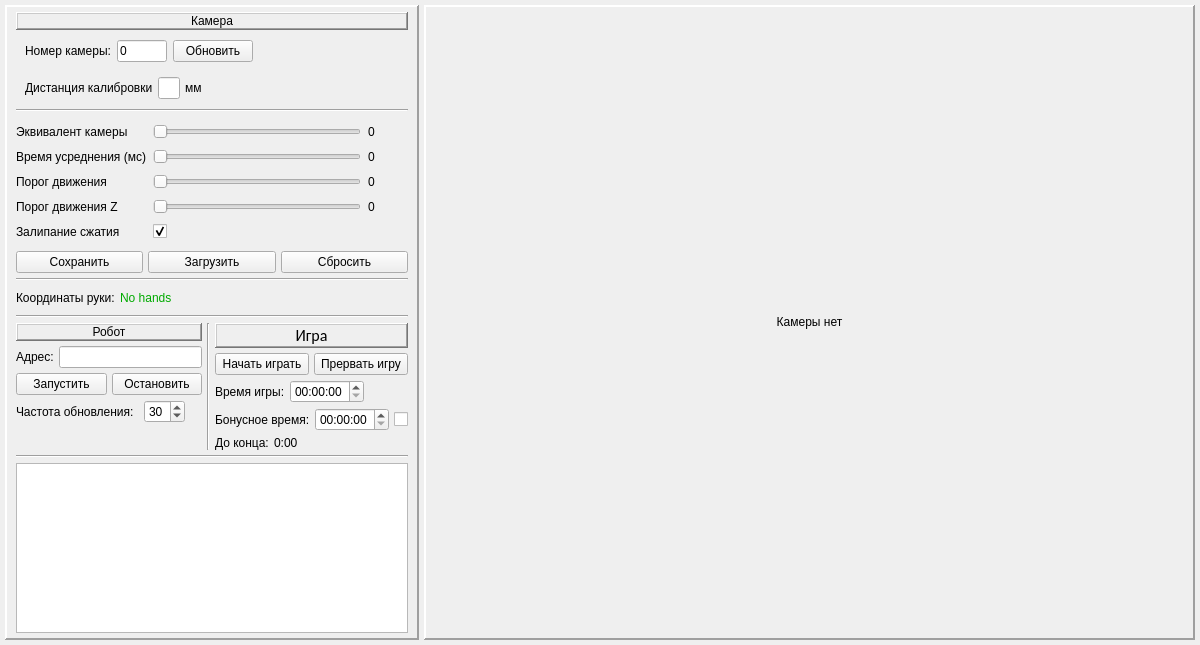
KirillHit/HandTracker, file py/HapHapch/Qt/PyQtWindow.ui: the form before one commit.
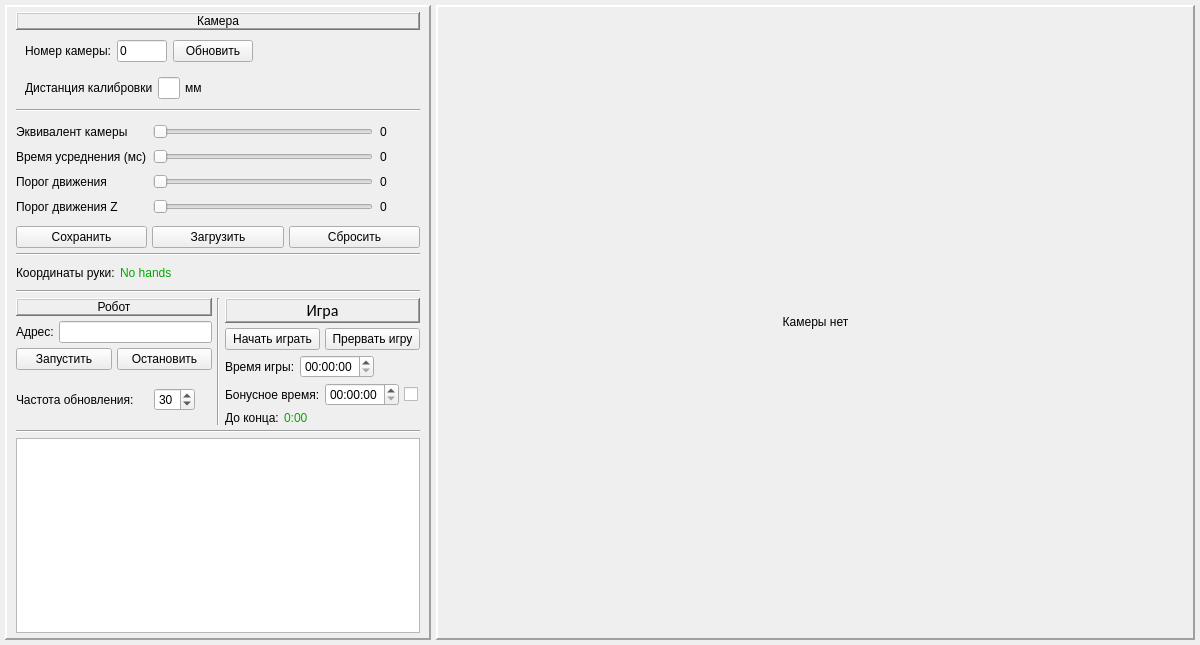
The form after the commit.

What changed in the file:
```diff
--- a/py/HapHapch/Qt/PyQtWindow.ui
+++ b/py/HapHapch/Qt/PyQtWindow.ui
@@ -41,7 +41,7 @@
       <item>
        <widget class="QFrame" name="frame">
         <property name="sizePolicy">
-         <sizepolicy hsizetype="Maximum" vsizetype="Preferred">
+         <sizepolicy hsizetype="Preferred" vsizetype="Preferred">
           <horstretch>0</horstretch>
           <verstretch>0</verstretch>
          </sizepolicy>
@@ -54,7 +54,7 @@
         </property>
         <property name="maximumSize">
          <size>
-          <width>16777215</width>
+          <width>600</width>
           <height>16777215</height>
          </size>
         </property>
@@ -283,7 +283,7 @@
           </widget>
          </item>
          <item>
-          <layout class="QGridLayout" name="gridLayout_4" columnstretch="1,10,0">
+          <layout class="QGridLayout" name="gridLayout_4" columnstretch="0,0,0">
            <property name="topMargin">
             <number>7</number>
            </property>
@@ -312,38 +312,19 @@
              </property>
             </widget>
            </item>
-           <item row="1" column="1">
-            <widget class="QSlider" name="TimeApprox">
+           <item row="2" column="1">
+            <widget class="QSlider" name="FixedParam">
              <property name="maximum">
-              <number>2000</number>
+              <number>20</number>
              </property>
              <property name="pageStep">
               <number>1</number>
              </property>
-             <property name="value">
-              <number>0</number>
-             </property>
              <property name="orientation">
               <enum>Qt::Horizontal</enum>
              </property>
             </widget>
            </item>
-           <item row="1" column="2">
-            <widget class="QLabel" name="Lab_TimeApprox">
-             <property name="sizePolicy">
-              <sizepolicy hsizetype="Fixed" vsizetype="Preferred">
-               <horstretch>0</horstretch>
-               <verstretch>0</verstretch>
-              </sizepolicy>
-             </property>
-             <property name="text">
-              <string>0</string>
-             </property>
-             <property name="margin">
-              <number>3</number>
-             </property>
-            </widget>
-           </item>
            <item row="3" column="0">
             <widget class="QLabel" name="label_8">
              <property name="text">
@@ -351,14 +332,17 @@
              </property>
             </widget>
            </item>
-           <item row="2" column="1">
-            <widget class="QSlider" name="FixedParam">
+           <item row="1" column="1">
+            <widget class="QSlider" name="TimeApprox">
              <property name="maximum">
-              <number>20</number>
+              <number>2000</number>
              </property>
              <property name="pageStep">
               <number>1</number>
              </property>
+             <property name="value">
+              <number>0</number>
+             </property>
              <property name="orientation">
               <enum>Qt::Horizontal</enum>
              </property>
@@ -380,6 +364,44 @@
              </property>
             </widget>
            </item>
+           <item row="1" column="2">
+            <widget class="QLabel" name="Lab_TimeApprox">
+             <property name="sizePolicy">
+              <sizepolicy hsizetype="Fixed" vsizetype="Preferred">
+               <horstretch>0</horstretch>
+               <verstretch>0</verstretch>
+              </sizepolicy>
+             </property>
+             <property name="text">
+              <string>0</string>
+             </property>
+             <property name="margin">
+              <number>3</number>
+             </property>
+            </widget>
+           </item>
+           <item row="0" column="2">
+            <widget class="QLabel" name="Lab_CalibCam">
+             <property name="sizePolicy">
+              <sizepolicy hsizetype="Fixed" vsizetype="Preferred">
+               <horstretch>0</horstretch>
+               <verstretch>0</verstretch>
+              </sizepolicy>
+             </property>
+             <property name="minimumSize">
+              <size>
+               <width>40</width>
+               <height>0</height>
+              </size>
+             </property>
+             <property name="text">
+              <string extracomment="3324243">0</string>
+             </property>
+             <property name="margin">
+              <number>3</number>
+             </property>
+            </widget>
+           </item>
            <item row="1" column="0">
             <widget class="QLabel" name="label_6">
              <property name="text">
@@ -416,28 +438,6 @@
              </property>
             </widget>
            </item>
-           <item row="0" column="2">
-            <widget class="QLabel" name="Lab_CalibCam">
-             <property name="sizePolicy">
-              <sizepolicy hsizetype="Fixed" vsizetype="Preferred">
-               <horstretch>0</horstretch>
-               <verstretch>0</verstretch>
-              </sizepolicy>
-             </property>
-             <property name="minimumSize">
-              <size>
-               <width>40</width>
-               <height>0</height>
-              </size>
-             </property>
-             <property name="text">
-              <string extracomment="3324243">0</string>
-             </property>
-             <property name="margin">
-              <number>3</number>
-             </property>
-            </widget>
-           </item>
            <item row="2" column="0">
             <widget class="QLabel" name="label_7">
              <property name="text">
@@ -452,26 +452,6 @@
              </property>
             </widget>
            </item>
-           <item row="4" column="0">
-            <widget class="QLabel" name="label_16">
-             <property name="text">
-              <string>Залипание сжатия</string>
-             </property>
-            </widget>
-           </item>
-           <item row="4" column="1">
-            <widget class="QCheckBox" name="CompressBox">
-             <property name="text">
-              <string/>
-             </property>
-             <property name="checked">
-              <bool>true</bool>
-             </property>
-             <property name="tristate">
-              <bool>false</bool>
-             </property>
-            </widget>
-           </item>
           </layout>
          </item>
          <item>
@@ -523,6 +503,18 @@
            </item>
            <item>
             <widget class="QLabel" name="Hand_Coords">
+             <property name="sizePolicy">
+              <sizepolicy hsizetype="Expanding" vsizetype="Preferred">
+               <horstretch>0</horstretch>
+               <verstretch>0</verstretch>
+              </sizepolicy>
+             </property>
+             <property name="minimumSize">
+              <size>
+               <width>300</width>
+               <height>0</height>
+              </size>
+             </property>
              <property name="styleSheet">
               <string notr="true">font: 75 14pt &quot;Calibri&quot;;
 color: rgb(0, 170, 0);</string>
@@ -532,19 +524,6 @@
              </property>
             </widget>
            </item>
-           <item>
-            <widget class="QLabel" name="label_13">
-             <property name="sizePolicy">
-              <sizepolicy hsizetype="Expanding" vsizetype="Preferred">
-               <horstretch>0</horstretch>
-               <verstretch>0</verstretch>
-              </sizepolicy>
-             </property>
-             <property name="text">
-              <string/>
-             </property>
-            </widget>
-           </item>
           </layout>
          </item>
          <item>
@@ -721,19 +700,6 @@
                </item>
               </layout>
              </item>
-             <item>
-              <widget class="QLabel" name="label_21">
-               <property name="sizePolicy">
-                <sizepolicy hsizetype="Preferred" vsizetype="Expanding">
-                 <horstretch>0</horstretch>
-                 <verstretch>0</verstretch>
-                </sizepolicy>
-               </property>
-               <property name="text">
-                <string/>
-               </property>
-              </widget>
-             </item>
             </layout>
            </item>
            <item>
@@ -903,6 +869,10 @@
                    <height>0</height>
                   </size>
                  </property>
+                 <property name="styleSheet">
+                  <string notr="true">font: 12pt &quot;Calibri&quot;;
+color: rgb(0, 170, 0);</string>
+                 </property>
                  <property name="text">
                   <string>0:00</string>
                  </property>
```
Left out of the diff: 2 changed lines with no effect on the pictures.
